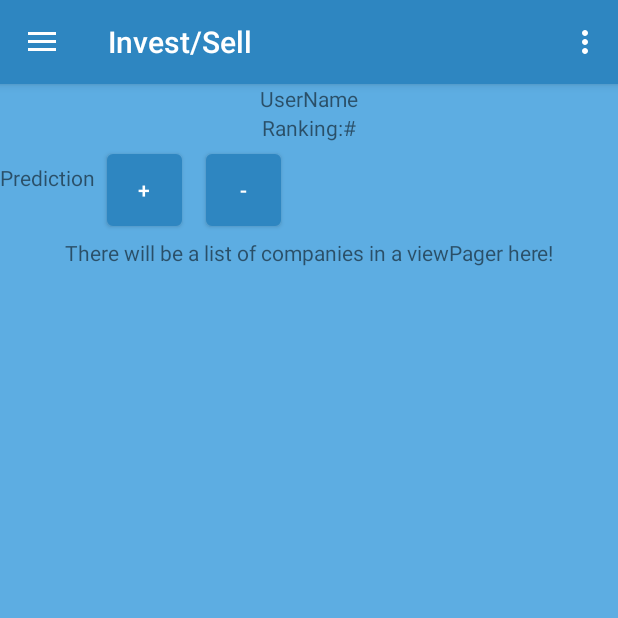
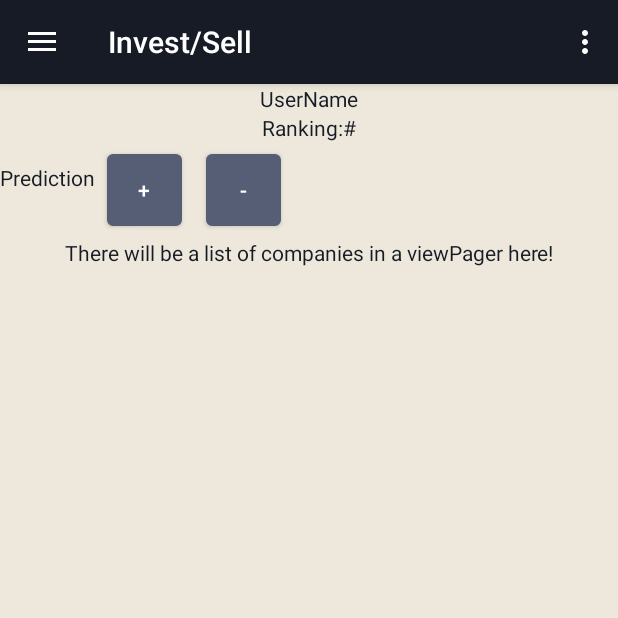
Before and after one commit to alperenugus/InvestSmart, an Android app: the screen it shows after launch (MainActivity), in the side drawer, after a tap on "Invest", on a phone screen of 412 x 824 dp, the top half of it. Run offline under Robolectric (Android 15) with nearby library versions, the phone set to English and light mode, and no system bars; our stand-ins replace navigation-ui.

Commit message:
Changed layout colors

```diff
--- a/app/src/main/res/layout/assets.xml
+++ b/app/src/main/res/layout/assets.xml
@@ -16,7 +16,7 @@
             android:id="@+id/assets_total_money_text"
             android:text="@string/total_money"
             android:gravity="center"
-            android:textColor="#FFFFFF">
+            android:textColor="@color/colorText">
 
         </TextView>
 
@@ -26,7 +26,7 @@
             android:id="@+id/assets_middle_text"
             android:text="@string/assets_middle_text"
             android:gravity="center"
-            android:textColor="#FFFFFF">
+            android:textColor="@color/colorText">
 
         </TextView>
 
@@ -86,7 +86,7 @@
             android:id="@+id/assets_bottom_text_button"
             android:text="@string/assets_bottom_text"
             android:gravity="center"
-            android:textColor="#FFFFFF">
+            android:textColor="@color/colorText">
 
         </TextView>
 
--- a/app/src/main/res/layout/home_screen.xml
+++ b/app/src/main/res/layout/home_screen.xml
@@ -17,6 +17,7 @@
             android:id="@+id/home_screen_username"
             android:text="@string/username"
             android:gravity="center"
+            android:textColor="@color/colorText"
             >
         </TextView>
 
@@ -26,6 +27,7 @@
             android:id="@+id/home_screen_ranking"
             android:text="@string/ranking"
             android:gravity="center"
+            android:textColor="@color/colorText"
             >
         </TextView>
 
--- a/app/src/main/res/layout/invest.xml
+++ b/app/src/main/res/layout/invest.xml
@@ -10,14 +10,16 @@
         android:layout_width="match_parent"
         android:layout_height="wrap_content"
         android:gravity="center"
-        android:text="@string/username" />
+        android:text="@string/username"
+        android:textColor="@color/colorText"/>
 
     <TextView
         android:layout_width="match_parent"
         android:layout_height="wrap_content"
         android:id="@+id/home_screen_ranking"
         android:text="@string/ranking"
-        android:gravity="center" />
+        android:gravity="center"
+        android:textColor="@color/colorText"/>
 
     <LinearLayout
         android:layout_width="wrap_content"
@@ -26,12 +28,14 @@
         <TextView
             android:id="@+id/companies"
             android:layout_width="wrap_content"
-            android:layout_height="wrap_content"/>
+            android:layout_height="wrap_content"
+            android:textColor="@color/colorText"/>
         <TextView
             android:id="@+id/list_item_string"
             android:text="@string/predict"
             android:layout_width="wrap_content"
-            android:layout_height="wrap_content"/>
+            android:layout_height="wrap_content"
+            android:textColor="@color/colorText"/>
 
         <Button
             android:id="@+id/add"
@@ -56,7 +60,8 @@
         android:layout_width="match_parent"
         android:layout_height="wrap_content"
         android:gravity="center"
-        android:text="There will be a list of companies in a viewPager here!">
+        android:text="There will be a list of companies in a viewPager here!"
+        android:textColor="@color/colorText">
 
     </TextView>
 
--- a/app/src/main/res/layout/list_item_asset.xml
+++ b/app/src/main/res/layout/list_item_asset.xml
@@ -11,13 +11,15 @@
         android:layout_width="match_parent"
         android:layout_height="wrap_content"
         android:text="@string/company_name"
-        android:textSize="18sp" />
+        android:textSize="18sp"
+        android:textColor="@color/colorText"/>
 
     <TextView
         android:id="@+id/list_item_asset_owned_share"
         android:layout_width="match_parent"
         android:layout_height="wrap_content"
         android:text="@string/owned_shares"
-        android:textSize="18sp" />
+        android:textSize="18sp"
+        android:textColor="@color/colorText"/>
 
 </LinearLayout>
--- a/app/src/main/res/layout/list_item_fav_comp.xml
+++ b/app/src/main/res/layout/list_item_fav_comp.xml
@@ -11,5 +11,6 @@
         android:layout_width="match_parent"
         android:layout_height="wrap_content"
         android:text="@string/company_name"
-        android:textSize="18sp" />
+        android:textSize="18sp"
+        android:textColor="@color/colorText"/>
 </LinearLayout>
--- a/app/src/main/res/layout/prediction.xml
+++ b/app/src/main/res/layout/prediction.xml
@@ -20,13 +20,15 @@
         android:text="@string/time_predict"
         android:gravity="center"
         android:layout_width="wrap_content"
-        android:layout_height="wrap_content"/>
+        android:layout_height="wrap_content"
+        android:textColor="@color/colorText"/>
 
     <TextView
         android:layout_width="match_parent"
         android:layout_height="wrap_content"
         android:gravity="center"
-        android:text="@string/predict_good" />
+        android:text="@string/predict_good"
+        android:textColor="@color/colorText"/>
 
     <Button
             android:id="@+id/predict_info"
--- a/app/src/main/res/layout/reset_password.xml
+++ b/app/src/main/res/layout/reset_password.xml
@@ -22,7 +22,7 @@
                 android:id="@+id/reset_password_old_pass_text"
                 android:text="@string/enter_old_password"
                 android:gravity="left"
-                android:textColor="#FFFFFF"
+                android:textColor="@color/colorText"
                 android:layout_margin="20dp">
             </TextView>
 
@@ -51,7 +51,7 @@
                 android:id="@+id/reset_password_new_pass_text"
                 android:text="@string/enter_new_password"
                 android:gravity="left"
-                android:textColor="#FFFFFF"
+                android:textColor="@color/colorText"
                 android:layout_margin="20dp">
             </TextView>
 
@@ -100,7 +100,7 @@
                 android:id="@+id/reset_password_bottom_text"
                 android:text="@string/reset_password_bottom_text"
                 android:gravity="center"
-                android:textColor="#FFFFFF"
+                android:textColor="@color/colorText"
                 android:layout_margin="20dp">
             </TextView>
 
--- a/app/src/main/res/layout/settings.xml
+++ b/app/src/main/res/layout/settings.xml
@@ -16,6 +16,7 @@
             android:layout_height="100dp"
             android:id="@+id/settings_top_text"
             android:text="@string/account_settings"
+            android:textColor="@color/colorText"
             android:gravity="center"
             >
         </TextView>
@@ -25,6 +26,7 @@
             android:layout_height="100dp"
             android:id="@+id/settings_middle_text"
             android:text="@string/settings_middle_text"
+            android:textColor="@color/colorText"
             android:gravity="center"
             >
         </TextView>
@@ -80,6 +82,7 @@
             android:layout_height="wrap_content"
             android:id="@+id/settings_bottom_text"
             android:text="@string/policy"
+            android:textColor="@color/colorText"
             android:gravity="center"
             android:layout_margin="16dp">
 
--- a/app/src/main/res/values/colors.xml
+++ b/app/src/main/res/values/colors.xml
@@ -1,9 +1,10 @@
 <?xml version="1.0" encoding="utf-8"?>
 <resources>
-    <color name="colorPrimary">#2E86C1</color>
+    <color name="colorPrimary">#171b25</color>
     <color name="colorPrimaryDark">#00574B</color>
     <color name="colorAccent">#D81B60</color>
     <color name="white">#FFFFFF</color>
-    <color name="colorBackground">#5DADE2</color>
-    <color name="colorButton">#2E86C1</color>
+    <color name="colorText">#171b25</color>
+    <color name="colorBackground">#ede8db</color>
+    <color name="colorButton">#565e75</color>
 </resources>
```
Also changed, not shown: app/src/main/res/layout/about_us.xml (+6 -6 lines), app/src/main/res/layout/login.xml (+4 -4 lines), app/src/main/res/layout/reset_account.xml (+4 -3 lines), app/src/main/res/layout/sign_up.xml (+4 -4 lines).
